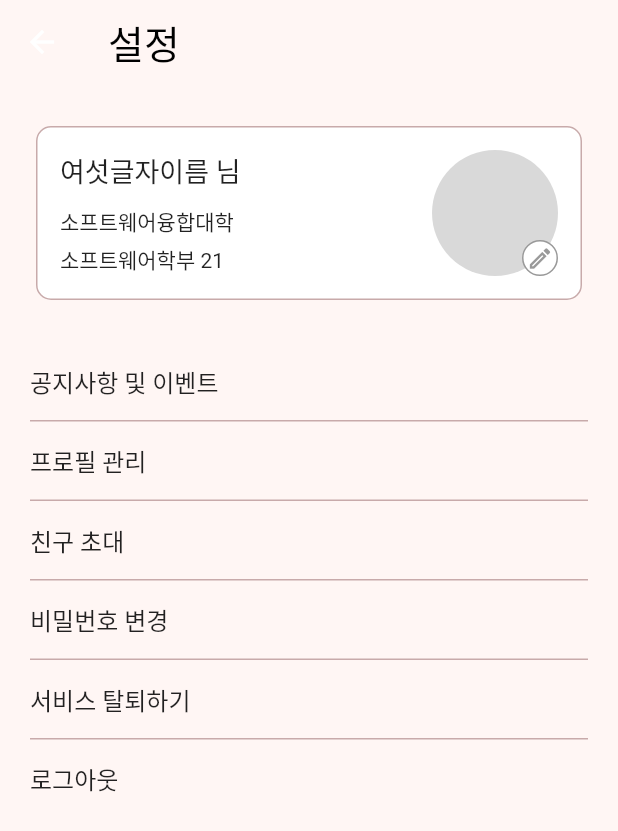
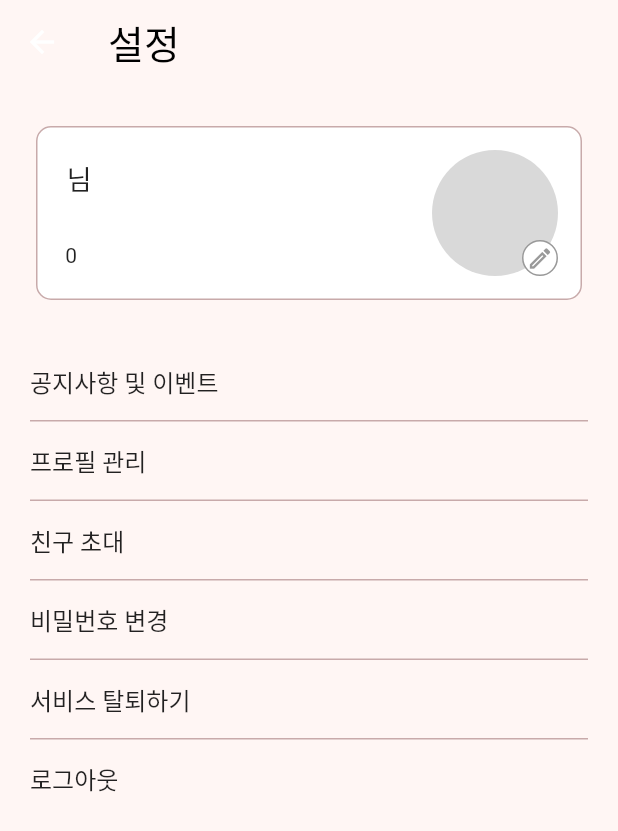
Before and after one commit to TEAM-LINRING/LINRING-FRONT, a Flutter app: the SettingScreen screen opened directly with empty values, on a phone screen of 412 x 824 dp. Shown: the top 831 px of the screen. Run offline on Flutter 3.47's test engine with Material 2 defaults, Android fonts, the phone set to English and light mode, and no system bars; our stand-ins replace carousel_slider, flutter_dotenv, flutter_secure_storage; accounts and stored records are empty; Roboto replaces fonts that are missing (Pretendard).

Commit message:
feat: `SettingScreen` 더미 데이터 삭제 -> 로그인 유저 정보 사용

```diff
--- a/lib/screens/setting_screen.dart
+++ b/lib/screens/setting_screen.dart
@@ -1,6 +1,7 @@
 import 'package:flutter/material.dart';
 import 'package:flutter_secure_storage/flutter_secure_storage.dart';
 import 'package:linring_front_flutter/models/login_info.dart';
+import 'package:linring_front_flutter/screens/profile_screen.dart';
 
 class SettingScreen extends StatelessWidget {
   static const storage = FlutterSecureStorage();
@@ -93,24 +94,25 @@ class SettingScreen extends StatelessWidget {
                   child: Row(
                     mainAxisAlignment: MainAxisAlignment.spaceBetween,
                     children: [
-                      const Column(
+                      Column(
                         crossAxisAlignment: CrossAxisAlignment.start,
                         children: [
                           Text(
-                            "여섯글자이름 님",
-                            style: TextStyle(
+                            "${loginInfo.user.nickname} 님",
+                            style: const TextStyle(
                               fontWeight: FontWeight.w500,
                               fontSize: 18,
                             ),
                           ), // 이름
-                          SizedBox(
+                          const SizedBox(
                             height: 10,
                           ),
-                          Text("소프트웨어융합대학"), // 단과대학
-                          SizedBox(
+                          const Text(""), // 단과대학 <- 현재 단과대학을 저장하는 field가 존재하지 않음 (11/04)
+                          const SizedBox(
                             height: 4,
                           ),
-                          Text("소프트웨어학부 21"), // 학부 or 학과 + 학번
+                          Text(
+                              "${loginInfo.user.department} ${loginInfo.user.studentNumber}"), // 학부 or 학과 + 학번
                         ],
                       ),
                       Stack(
```
